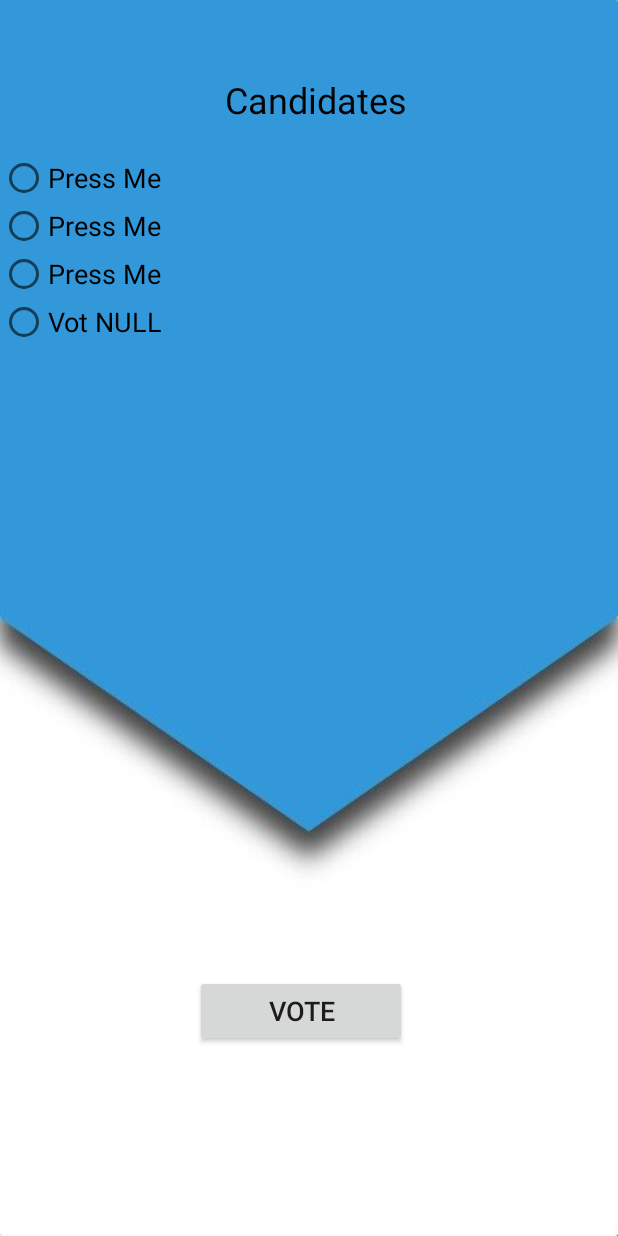
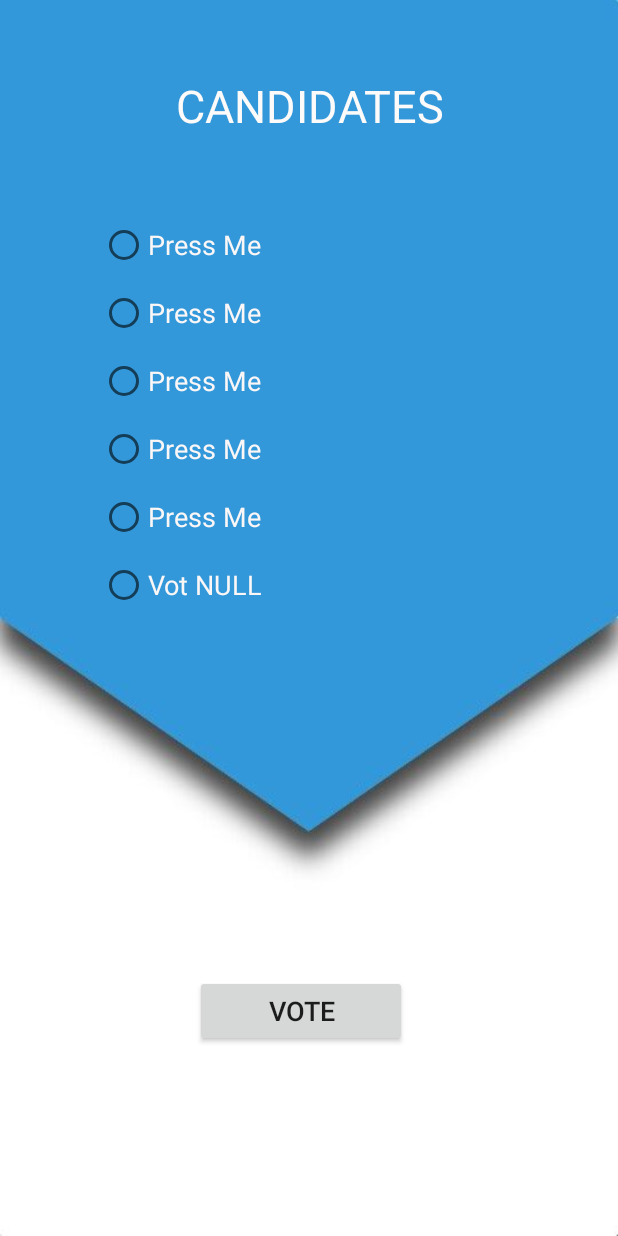
Before and after one commit to BogdanFalk/DATC-3F, an Android app: the Vot screen opened directly, with no data from a screen before it, on a phone screen of 412 x 824 dp. Run offline under Robolectric (Android 15) with nearby library versions, the phone set to English and light mode, and no system bars.

Commit message:
cnp&buttons

```diff
--- a/01_Source/01_Mobile/app/src/main/java/com/example/votingsystem/Vot.java
+++ b/01_Source/01_Mobile/app/src/main/java/com/example/votingsystem/Vot.java
@@ -4,11 +4,13 @@ import android.app.Activity;
 import android.content.Context;
 
 import android.content.Intent;
+import android.graphics.Color;
 import android.os.Bundle;
 
 import android.view.Gravity;
 import android.view.LayoutInflater;
 import android.view.View;
+import android.view.ViewGroup;
 import android.widget.Button;
 import android.widget.ImageButton;
 import android.widget.LinearLayout;
@@ -38,7 +40,11 @@ public class Vot extends Activity {
         vot_btnVot = (Button) findViewById(R.id.vot_btnVote);
         createText_vot();
         RadioButton vot_btnNull = new RadioButton(this);
+        LinearLayout.LayoutParams params = new LinearLayout.LayoutParams(ViewGroup.LayoutParams.WRAP_CONTENT, ViewGroup.LayoutParams.WRAP_CONTENT);
+        params.setMargins(100, 10, 20, 10);
+        vot_btnNull.setLayoutParams(params);
         vot_btnNull.setText("Vot NULL"); //ia din baza de date numele
+        vot_btnNull.setTextColor(Color.parseColor("#FCF7F7"));
         vot_btnNull.setTextSize(18);
         LinearLayout layout = (LinearLayout) findViewById(R.id.vot_layoutCandidates);
         layout.addView(vot_btnNull);
@@ -93,10 +99,14 @@ public class Vot extends Activity {
     }
     public void createText_vot(){
         int i;
-        int nr_candidati=3; //numara cati candidati ia din baza de date si formeaza text
+        int nr_candidati=5; //numara cati candidati ia din baza de date si formeaza text
         for(i=0; i<nr_candidati;i++) {
             RadioButton vot_btnCandidati= new RadioButton(this);
+            LinearLayout.LayoutParams params = new LinearLayout.LayoutParams(ViewGroup.LayoutParams.WRAP_CONTENT, ViewGroup.LayoutParams.WRAP_CONTENT);
+            params.setMargins(100, 10, 20, 10);
+            vot_btnCandidati.setLayoutParams(params);
             vot_btnCandidati.setText("Press Me"); //ia din baza de date numele
+            vot_btnCandidati.setTextColor(Color.parseColor("#FCF7F7"));
             vot_btnCandidati.setTextSize(18);
             LinearLayout layout = (LinearLayout) findViewById(R.id.vot_layoutCandidates);
             layout.addView(vot_btnCandidati);
--- a/01_Source/01_Mobile/app/src/main/res/layout/vot.xml
+++ b/01_Source/01_Mobile/app/src/main/res/layout/vot.xml
@@ -14,13 +14,14 @@
 
         <TextView
             android:id="@+id/vot_textViewTitle"
-            android:layout_width="wrap_content"
+            android:layout_width="match_parent"
             android:layout_height="wrap_content"
-            android:layout_marginLeft="150dp"
             android:layout_marginTop="50dp"
-            android:text="Candidates"
-            android:textColor="#030303"
-            android:textSize="24sp" />
+            android:layout_marginBottom="30dp"
+            android:text="CANDIDATES"
+            android:textAlignment="center"
+            android:textColor="#FDFAFA"
+            android:textSize="30sp" />
 
         <RadioGroup
             android:layout_width="match_parent"
--- a/01_Source/01_Mobile/app/src/main/res/values/colors.xml
+++ b/01_Source/01_Mobile/app/src/main/res/values/colors.xml
@@ -2,5 +2,6 @@
 <resources>
     <color name="colorPrimary">#008577</color>
     <color name="colorPrimaryDark">#00574B</color>
-    <color name="colorAccent">#D81B60</color>
+    <color name="colorAccent">#FCF7F7</color>
+    <color name="colorAccent1">#FCF7F7</color>
 </resources>
```
Also changed, not shown: 01_Source/01_Mobile/app/src/main/java/com/example/votingsystem/Alegeri.java (+26 -3 lines), 01_Source/01_Mobile/app/src/main/java/com/example/votingsystem/LogIn.java (+97 -10 lines), 01_Source/01_Mobile/app/src/main/res/layout/activity_main.xml (+23 -2 lines), 01_Source/01_Mobile/app/src/main/res/layout/alegeri.xml (+12 -0 lines), 01_Source/01_Mobile/app/src/main/res/layout/login.xml (+16 -8 lines), 01_Source/01_Mobile/app/src/main/ic_launcher-web.png (added), 01_Source/01_Mobile/app/src/main/res/drawable-v24/ba.jpg (added), 01_Source/01_Mobile/app/src/main/res/drawable-v24/backgr.jpg (added), 01_Source/01_Mobile/app/src/main/res/drawable-v24/background.png (added), 01_Source/01_Mobile/app/src/main/res/drawable-v24/logovot.png (added), 01_Source/01_Mobile/app/src/main/res/drawable-v24/mm.png (added), 01_Source/01_Mobile/app/src/main/res/mipmap-hdpi/ic_launcher.png, 01_Source/01_Mobile/app/src/main/res/mipmap-mdpi/ic_launcher.png, 01_Source/01_Mobile/app/src/main/res/mipmap-xhdpi/ic_launcher.png, 2 more files.
